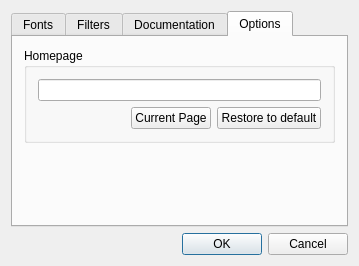
Before: the Qt Designer form tools/assistant/tools/assistant/preferencesdialog.ui in qt/qt, drawn with Qt 5.
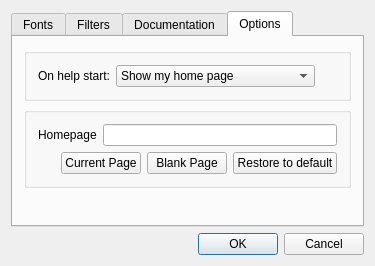
After: the same form once the commit is applied. The open tabs and pages were chosen to show the change.

Commit message: Sync with QtCreator source, add's help startup options.

What changed in the file:
```diff
--- a/tools/assistant/tools/assistant/preferencesdialog.ui
+++ b/tools/assistant/tools/assistant/preferencesdialog.ui
@@ -6,7 +6,7 @@
    <rect>
     <x>0</x>
     <y>0</y>
-    <width>359</width>
+    <width>375</width>
     <height>266</height>
    </rect>
   </property>
@@ -187,18 +187,89 @@
       <attribute name="title">
        <string>Options</string>
       </attribute>
-      <layout class="QVBoxLayout" name="verticalLayout_3">
+      <layout class="QVBoxLayout" name="verticalLayout_2">
+       <item>
+        <widget class="QGroupBox" name="groupBox_2">
+         <property name="title">
+          <string/>
+         </property>
+         <layout class="QHBoxLayout" name="horizontalLayout_3">
+          <item>
+           <widget class="QLabel" name="label_5">
+            <property name="sizePolicy">
+             <sizepolicy hsizetype="Preferred" vsizetype="Fixed">
+              <horstretch>0</horstretch>
+              <verstretch>0</verstretch>
+             </sizepolicy>
+            </property>
+            <property name="text">
+             <string>On help start:</string>
+            </property>
+           </widget>
+          </item>
+          <item>
+           <widget class="QComboBox" name="helpStartComboBox">
+            <property name="sizePolicy">
+             <sizepolicy hsizetype="Preferred" vsizetype="Fixed">
+              <horstretch>0</horstretch>
+              <verstretch>0</verstretch>
+             </sizepolicy>
+            </property>
+            <item>
+             <property name="text">
+              <string>Show my home page</string>
+             </property>
+            </item>
+            <item>
+             <property name="text">
+              <string>Show a blank page</string>
+             </property>
+            </item>
+            <item>
+             <property name="text">
+              <string>Show my tabs from last session</string>
+             </property>
+            </item>
+           </widget>
+          </item>
+          <item>
+           <spacer name="horizontalSpacer_3">
+            <property name="orientation">
+             <enum>Qt::Horizontal</enum>
+            </property>
+            <property name="sizeHint" stdset="0">
+             <size>
+              <width>54</width>
+              <height>20</height>
+             </size>
+            </property>
+           </spacer>
+          </item>
+         </layout>
+        </widget>
+       </item>
        <item>
         <widget class="QGroupBox" name="groupBox">
          <property name="title">
+          <string/>
+         </property>
+         <layout class="QVBoxLayout" name="verticalLayout">
+          <item>
+           <layout class="QHBoxLayout" name="horizontalLayout_2">
+            <item>
+             <widget class="QLabel" name="label_4">
+              <property name="text">
           <string>Homepage</string>
          </property>
-         <layout class="QVBoxLayout" name="verticalLayout_2">
+             </widget>
+            </item>
           <item>
            <widget class="QLineEdit" name="homePageLineEdit"/>
           </item>
+           </layout>
+          </item>
           <item>
-           <layout class="QHBoxLayout" name="horizontalLayout_2">
+           <layout class="QHBoxLayout" name="horizontalLayout">
             <item>
              <spacer name="horizontalSpacer">
               <property name="orientation">
@@ -213,8 +284,6 @@
              </spacer>
             </item>
             <item>
-             <layout class="QHBoxLayout" name="horizontalLayout">
-              <item>
                <widget class="QPushButton" name="currentPageButton">
                 <property name="text">
                  <string>Current Page</string>
@@ -222,13 +291,18 @@
                </widget>
               </item>
               <item>
-               <widget class="QPushButton" name="restoreDefaultHomePageButton">
+             <widget class="QPushButton" name="blankPageButton">
+              <property name="text">
+               <string>Blank Page</string>
+              </property>
+             </widget>
+            </item>
+            <item>
+             <widget class="QPushButton" name="defaultPageButton">
                 <property name="text">
                  <string>Restore to default</string>
                 </property>
                </widget>
-              </item>
-             </layout>
             </item>
            </layout>
           </item>
```
Lines whose indentation alone changed are shown as unchanged. The commit also changes 5 other files.
